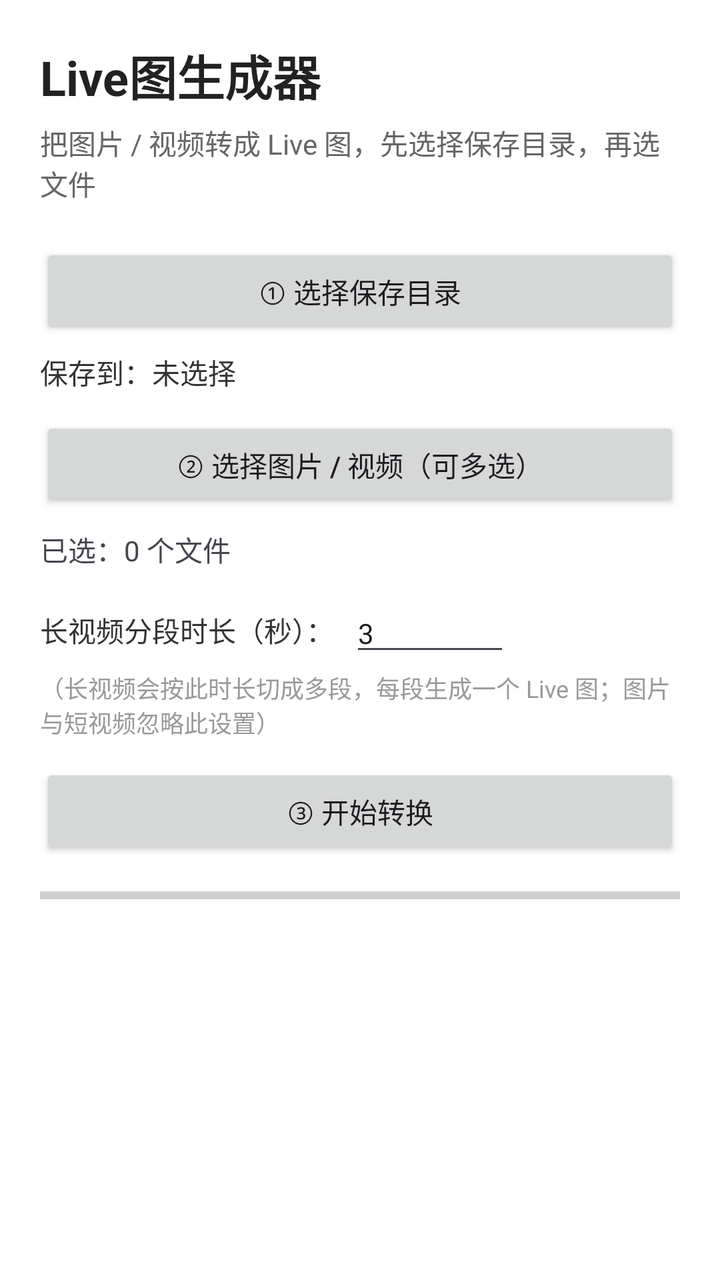
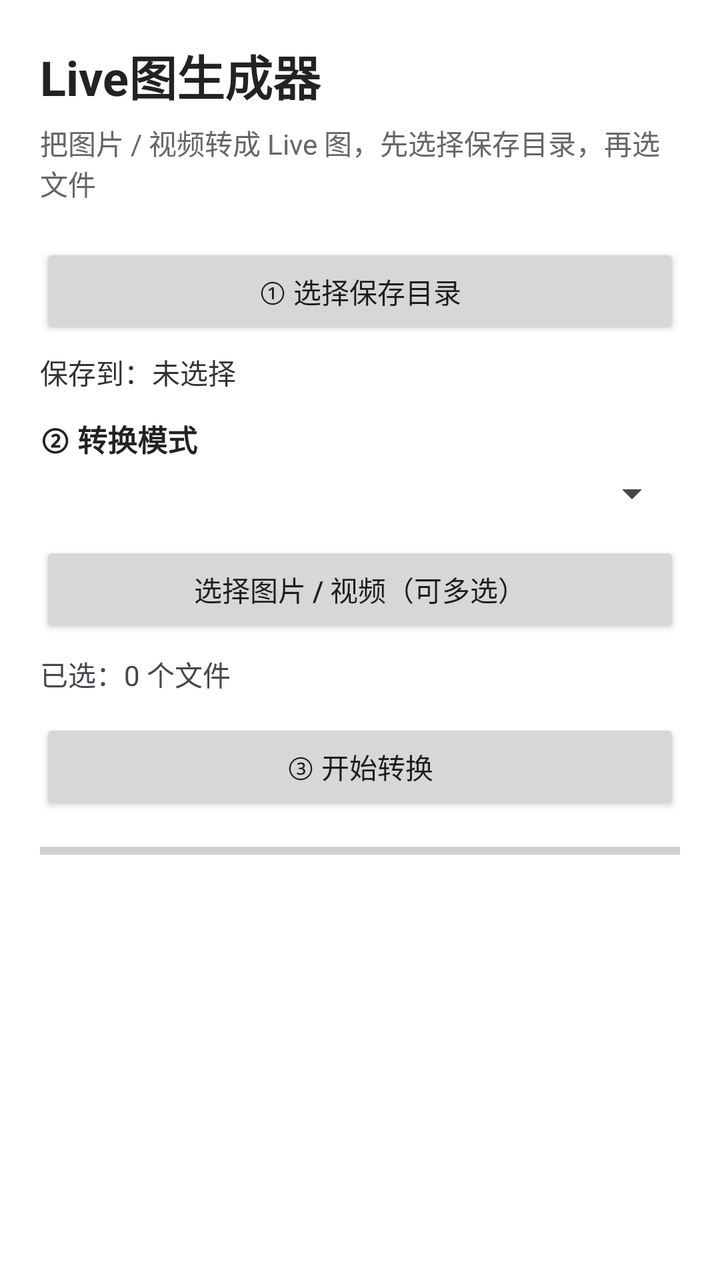

Before-and-after screenshots of an Android layout around one commit, followed by the original layout XML and the change that was made.
<!-- AndroidManifest.xml: application theme Theme.LivePhotoMaker -->
<!-- res/layout/activity_main.xml -->
<?xml version="1.0" encoding="utf-8"?>
<LinearLayout xmlns:android="http://schemas.android.com/apk/res/android"
    android:layout_width="match_parent"
    android:layout_height="match_parent"
    android:orientation="vertical"
    android:padding="20dp">

    <TextView
        android:id="@+id/titleText"
        android:layout_width="wrap_content"
        android:layout_height="wrap_content"
        android:text="Live图生成器"
        android:textSize="24sp"
        android:textStyle="bold"
        android:textColor="#222222" />

    <TextView
        android:id="@+id/subText"
        android:layout_width="wrap_content"
        android:layout_height="wrap_content"
        android:layout_marginTop="6dp"
        android:text="把图片 / 视频转成 Live 图，先选择保存目录，再选文件"
        android:textSize="14sp"
        android:textColor="#666666" />

    <Button
        android:id="@+id/selectDirBtn"
        android:layout_width="match_parent"
        android:layout_height="wrap_content"
        android:layout_marginTop="20dp"
        android:text="① 选择保存目录" />

    <TextView
        android:id="@+id/dirText"
        android:layout_width="wrap_content"
        android:layout_height="wrap_content"
        android:layout_marginTop="6dp"
        android:text="保存到：未选择"
        android:textSize="14sp"
        android:textColor="#333333" />

    <Button
        android:id="@+id/selectBtn"
        android:layout_width="match_parent"
        android:layout_height="wrap_content"
        android:layout_marginTop="12dp"
        android:text="② 选择图片 / 视频（可多选）" />

    <TextView
        android:id="@+id/selectedText"
        android:layout_width="wrap_content"
        android:layout_height="wrap_content"
        android:layout_marginTop="8dp"
        android:text="已选：0 个文件"
        android:textSize="14sp" />

    <LinearLayout
        android:layout_width="match_parent"
        android:layout_height="wrap_content"
        android:layout_marginTop="12dp"
        android:orientation="horizontal">

        <TextView
            android:layout_width="wrap_content"
            android:layout_height="wrap_content"
            android:text="长视频分段时长（秒）："
            android:textSize="14sp"
            android:textColor="#333333"
            android:layout_gravity="center_vertical" />

        <EditText
            android:id="@+id/segEdit"
            android:layout_width="80dp"
            android:layout_height="wrap_content"
            android:layout_marginStart="8dp"
            android:inputType="number"
            android:digits="1234567890"
            android:maxLength="2"
            android:text="3"
            android:textSize="14sp" />
    </LinearLayout>

    <TextView
        android:layout_width="wrap_content"
        android:layout_height="wrap_content"
        android:layout_marginTop="2dp"
        android:text="（长视频会按此时长切成多段，每段生成一个 Live 图；图片与短视频忽略此设置）"
        android:textSize="12sp"
        android:textColor="#999999" />

    <Button
        android:id="@+id/convertBtn"
        android:layout_width="match_parent"
        android:layout_height="wrap_content"
        android:layout_marginTop="12dp"
        android:text="③ 开始转换" />

    <ProgressBar
        android:id="@+id/progressBar"
        style="?android:attr/progressBarStyleHorizontal"
        android:layout_width="match_parent"
        android:layout_height="wrap_content"
        android:layout_marginTop="10dp" />

    <ScrollView
        android:layout_width="match_parent"
        android:layout_height="0dp"
        android:layout_weight="1"
        android:layout_marginTop="12dp">

        <TextView
            android:id="@+id/logText"
            android:layout_width="match_parent"
            android:layout_height="wrap_content"
            android:textSize="13sp"
            android:textColor="#333333"
            android:fontFamily="monospace" />
    </ScrollView>

</LinearLayout>
<!-- resources referenced by this layout -->
<resources>
  <style name="Theme.LivePhotoMaker" parent="Theme.Material3.DayNight.NoActionBar">
          <item name="colorPrimary">@color/purple_500</item>
          <item name="colorPrimaryDark">@color/purple_700</item>
          <item name="android:windowBackground">@color/white</item>
      </style>
  <color name="purple_500">#7C4DFF</color>
  <color name="purple_700">#512DA8</color>
  <color name="white">#FFFFFFFF</color>
</resources>

<!-- the commit's change to res/layout/activity_main.xml (unified diff, before → after) -->
@@ -39,12 +39,27 @@
         android:textSize="14sp"
         android:textColor="#333333" />
 
+    <TextView
+        android:layout_width="wrap_content"
+        android:layout_height="wrap_content"
+        android:layout_marginTop="12dp"
+        android:text="② 转换模式"
+        android:textSize="15sp"
+        android:textStyle="bold"
+        android:textColor="#222222" />
+
+    <Spinner
+        android:id="@+id/modeSpinner"
+        android:layout_width="match_parent"
+        android:layout_height="wrap_content"
+        android:layout_marginTop="4dp" />
+
     <Button
         android:id="@+id/selectBtn"
         android:layout_width="match_parent"
         android:layout_height="wrap_content"
         android:layout_marginTop="12dp"
-        android:text="② 选择图片 / 视频（可多选）" />
+        android:text="选择图片 / 视频（可多选）" />
 
     <TextView
         android:id="@+id/selectedText"
@@ -55,38 +70,46 @@
         android:textSize="14sp" />
 
     <LinearLayout
+        android:id="@+id/segContainer"
         android:layout_width="match_parent"
         android:layout_height="wrap_content"
         android:layout_marginTop="12dp"
-        android:orientation="horizontal">
+        android:orientation="vertical"
+        android:visibility="gone">
+
+        <LinearLayout
+            android:layout_width="match_parent"
+            android:layout_height="wrap_content"
+            android:orientation="horizontal">
+
+            <TextView
+                android:layout_width="wrap_content"
+                android:layout_height="wrap_content"
+                android:text="分段时长（秒）："
+                android:textSize="14sp"
+                android:textColor="#333333"
+                android:layout_gravity="center_vertical" />
+
+            <EditText
+                android:id="@+id/segEdit"
+                android:layout_width="80dp"
+                android:layout_height="wrap_content"
+                android:layout_marginStart="8dp"
+                android:inputType="number"
+                android:digits="1234567890"
+                android:maxLength="2"
+                android:text="3"
+                android:textSize="14sp" />
+        </LinearLayout>
 
         <TextView
             android:layout_width="wrap_content"
             android:layout_height="wrap_content"
-            android:text="长视频分段时长（秒）："
-            android:textSize="14sp"
-            android:textColor="#333333"
-            android:layout_gravity="center_vertical" />
-
-        <EditText
-            android:id="@+id/segEdit"
-            android:layout_width="80dp"
-            android:layout_height="wrap_content"
-            android:layout_marginStart="8dp"
-            android:inputType="number"
-            android:digits="1234567890"
-            android:maxLength="2"
-            android:text="3"
-            android:textSize="14sp" />
+            android:layout_marginTop="2dp"
+            android:text="长视频会按此时长切成多段，每段生成一个 Live 图"
+            android:textSize="12sp"
+            android:textColor="#999999" />
     </LinearLayout>
-
-    <TextView
-        android:layout_width="wrap_content"
-        android:layout_height="wrap_content"
-        android:layout_marginTop="2dp"
-        android:text="（长视频会按此时长切成多段，每段生成一个 Live 图；图片与短视频忽略此设置）"
-        android:textSize="12sp"
-        android:textColor="#999999" />
 
     <Button
         android:id="@+id/convertBtn"
